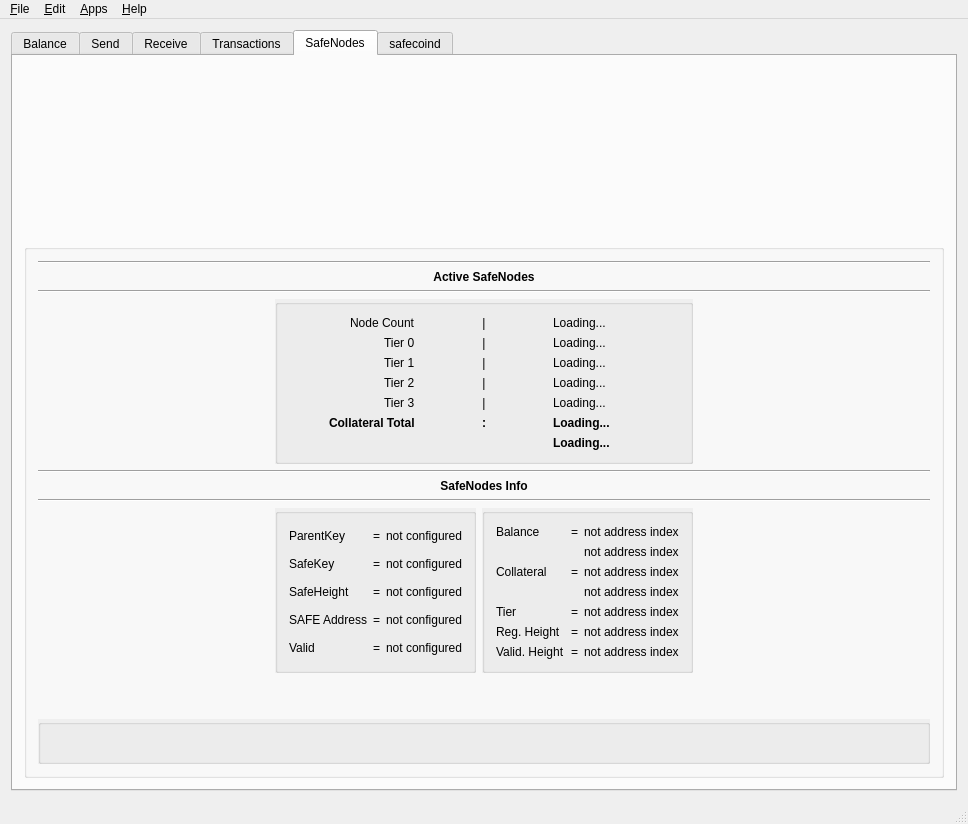
Above: src/mainwindow.ui from ZcashFoundation/zecwallet before the change. Below: the same form after it.
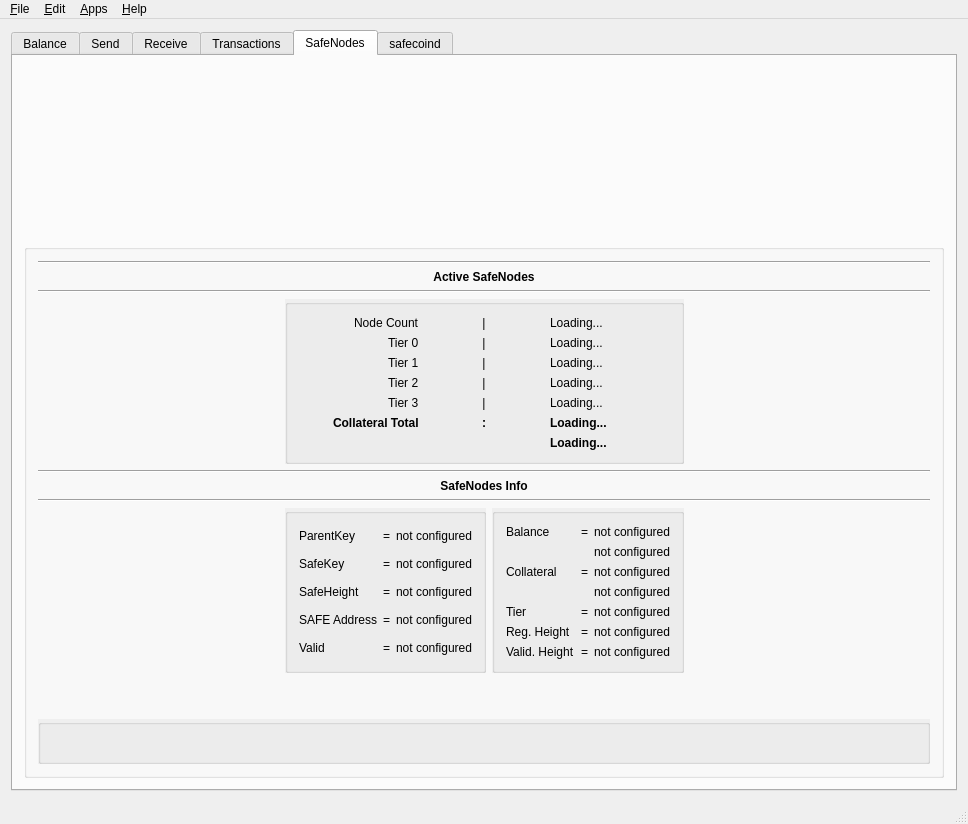
That is the form after the change. Icons and pictures are not drawn. Custom widgets are drawn as their Qt base class.

The edit to the form file:
```diff
--- a/src/mainwindow.ui
+++ b/src/mainwindow.ui
@@ -1346,7 +1346,7 @@
                     <item row="7" column="2">
                      <widget class="QLabel" name="last_reg_height">
                       <property name="text">
-                       <string>not address index</string>
+                       <string>not configured</string>
                       </property>
                      </widget>
                     </item>
@@ -1380,7 +1380,7 @@
                     <item row="2" column="2">
                      <widget class="QLabel" name="balance">
                       <property name="text">
-                       <string>not address index</string>
+                       <string>not configured</string>
                       </property>
                      </widget>
                     </item>
@@ -1394,21 +1394,21 @@
                     <item row="4" column="2">
                      <widget class="QLabel" name="collateral">
                       <property name="text">
-                       <string>not address index</string>
+                       <string>not configured</string>
                       </property>
                      </widget>
                     </item>
                     <item row="3" column="2">
                      <widget class="QLabel" name="balance_usd">
                       <property name="text">
-                       <string>not address index</string>
+                       <string>not configured</string>
                       </property>
                      </widget>
                     </item>
                     <item row="6" column="2">
                      <widget class="QLabel" name="tier">
                       <property name="text">
-                       <string>not address index</string>
+                       <string>not configured</string>
                       </property>
                      </widget>
                     </item>
@@ -1432,7 +1432,7 @@
                     <item row="5" column="2">
                      <widget class="QLabel" name="collateral_usd">
                       <property name="text">
-                       <string>not address index</string>
+                       <string>not configured</string>
                       </property>
                      </widget>
                     </item>
@@ -1473,7 +1473,7 @@
                     <item row="8" column="2">
                      <widget class="QLabel" name="valid_thru_height">
                       <property name="text">
-                       <string>not address index</string>
+                       <string>not configured</string>
                       </property>
                      </widget>
                     </item>
@@ -1485,18 +1485,18 @@
               </widget>
              </item>
              <item row="23" column="1">
-              <widget class="QGroupBox" name="groupBox_9">
+              <widget class="QGroupBox" name="groupBox_10">
                <property name="autoFillBackground">
                 <bool>true</bool>
                </property>
                <property name="title">
                 <string/>
                </property>
-               <layout class="QGridLayout" name="gridLayout_5">
+               <layout class="QGridLayout" name="gridLayout_7">
                 <item row="0" column="0">
-                 <layout class="QVBoxLayout" name="verticalLayout_12">
+                 <layout class="QVBoxLayout" name="verticalLayout_13">
                   <item>
-                   <layout class="QGridLayout" name="gridLayout_Info">
+                   <layout class="QGridLayout" name="gridLayout_Info2">
                     <item row="4" column="1">
                      <widget class="QLabel" name="safeheightsep">
                       <property name="text">
@@ -1632,7 +1632,7 @@
                <property name="title">
                 <string/>
                </property>
-               <layout class="QGridLayout" name="gridLayout_7">
+               <layout class="QGridLayout" name="gridLayout_8">
                 <item row="1" column="0">
                  <layout class="QFormLayout" name="formLayout">
                   <item row="1" column="1">
```
